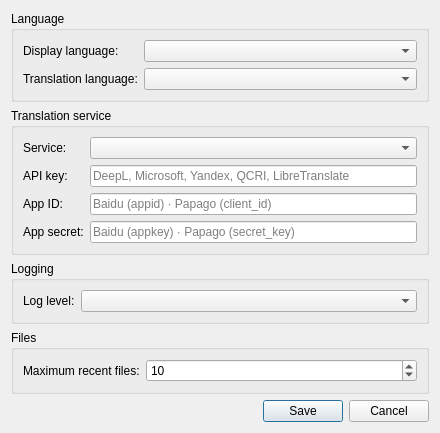
ppoilbarbe/PBPrompt, file src/pbprompt/gui/settings_dialog.ui: the form before one commit.
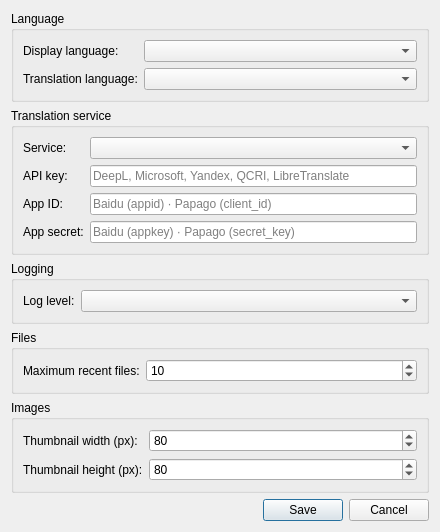
The form after the commit.

Commit message: Release v1.0.0: add IMAGE column, YAML deduplication, image file dialog preview

```diff
--- a/src/pbprompt/gui/settings_dialog.ui
+++ b/src/pbprompt/gui/settings_dialog.ui
@@ -7,7 +7,7 @@
     <x>0</x>
     <y>0</y>
     <width>440</width>
-    <height>360</height>
+    <height>440</height>
    </rect>
   </property>
   <property name="windowTitle">
@@ -169,6 +169,43 @@
      </layout>
     </widget>
    </item>
+   <item>
+    <widget class="QGroupBox" name="groupImages">
+     <property name="title">
+      <string>Images</string>
+     </property>
+     <layout class="QFormLayout" name="formLayoutImages">
+      <item row="0" column="0">
+       <widget class="QLabel" name="labelThumbnailWidth">
+        <property name="text">
+         <string>Thumbnail width (px):</string>
+        </property>
+       </widget>
+      </item>
+      <item row="0" column="1">
+       <widget class="QSpinBox" name="spinBoxThumbnailWidth">
+        <property name="minimum"><number>16</number></property>
+        <property name="maximum"><number>512</number></property>
+        <property name="value"><number>80</number></property>
+       </widget>
+      </item>
+      <item row="1" column="0">
+       <widget class="QLabel" name="labelThumbnailHeight">
+        <property name="text">
+         <string>Thumbnail height (px):</string>
+        </property>
+       </widget>
+      </item>
+      <item row="1" column="1">
+       <widget class="QSpinBox" name="spinBoxThumbnailHeight">
+        <property name="minimum"><number>16</number></property>
+        <property name="maximum"><number>512</number></property>
+        <property name="value"><number>80</number></property>
+       </widget>
+      </item>
+     </layout>
+    </widget>
+   </item>
    <item>
     <spacer name="verticalSpacer">
      <property name="orientation">
```
The commit also changes 22 other files.
